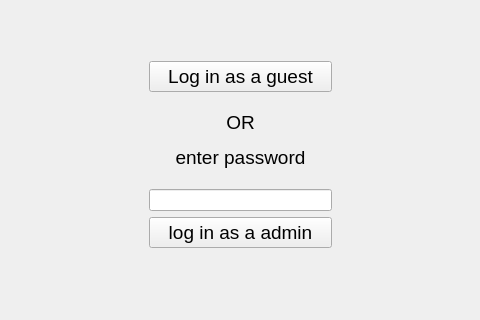
The window that ChessDataBase/Code/ChessTactics/entrance.ui (Gmel2004/DataBasesLabWorks) describes before a commit, drawn with Qt 5; both pictures show x 171 to 651 and y 99 to 419 of the 800 by 600 pixel window.
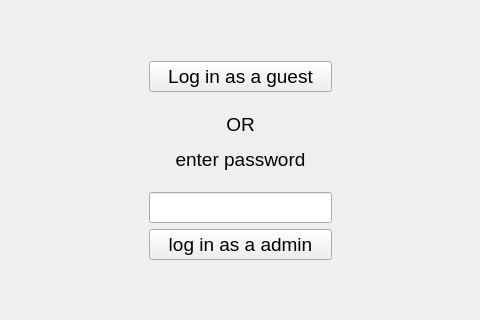
The same window after the commit.

Diff of the .ui file:
```diff
--- a/ChessDataBase/Code/ChessTactics/entrance.ui
+++ b/ChessDataBase/Code/ChessTactics/entrance.ui
@@ -14,13 +14,13 @@
    <string>Entrance</string>
   </property>
   <widget class="QWidget" name="centralwidget">
-   <widget class="QWidget" name="">
+   <widget class="QWidget" name="layoutWidget">
     <property name="geometry">
      <rect>
       <x>320</x>
       <y>160</y>
       <width>183</width>
-      <height>187</height>
+      <height>199</height>
      </rect>
     </property>
     <layout class="QGridLayout" name="gridLayout">
@@ -49,7 +49,13 @@
       </widget>
      </item>
      <item row="2" column="0">
-      <widget class="QLineEdit" name="lineEdit"/>
+      <widget class="QLineEdit" name="lineEdit">
+       <property name="font">
+        <font>
+         <pointsize>14</pointsize>
+        </font>
+       </property>
+      </widget>
      </item>
      <item row="3" column="0">
       <widget class="QPushButton" name="logAsAdmin">
```
